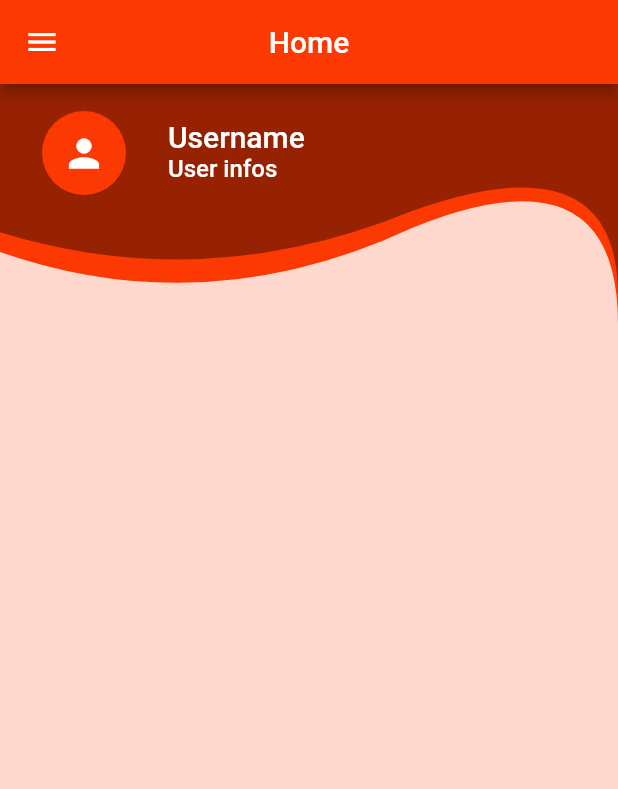
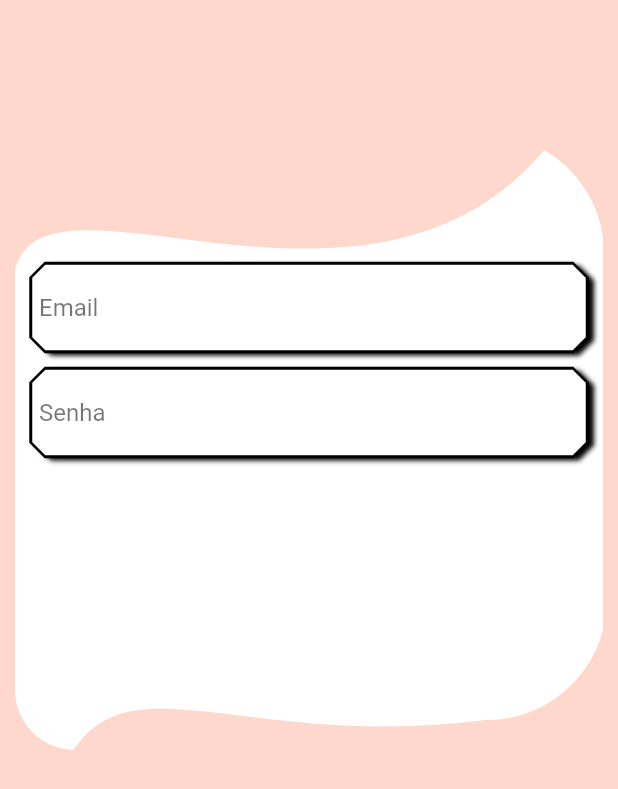
Before and after one commit to afmireski/FlutterStylesApp, a Flutter app: the screen it shows after launch, on a phone screen of 412 x 824 dp. Shown: the top 789 px of the screen. Run offline on Flutter 3.47's test engine with Material 2 defaults, Android fonts, the phone set to English and light mode, and no system bars; our stand-ins replace date_format, flutter_mobx, mask_text_input_formatter, mobx; generated files the repository leaves out were written again.

Commit message:
Implementação da tela de login
- Inicio dos trabalhos na tela de login

```diff
--- /dev/null
+++ b/flutter_styles_app/lib/components/clippers/headerWaveClipper.dart
@@ -0,0 +1,18 @@
+import 'package:flutter/material.dart';
+class HeaderWaveClipper extends CustomClipper<Path> {
+  @override
+  Path getClip(Size size) {
+    Path path = Path();
+    path.lineTo(0, size.height * .7);
+    path.quadraticBezierTo(size.width / 3, size.height, size.width / 1.5, size.height * .6);
+    path.quadraticBezierTo(size.width / 1, size.height * .25, size.width, size.height);
+    path.lineTo(size.width, 0);
+    path.close();
+
+    return path;
+  }
+
+  @override
+  bool shouldReclip(covariant CustomClipper<Path> oldClipper) => false;
+
+}
--- /dev/null
+++ b/flutter_styles_app/lib/components/clippers/logClipper.dart
@@ -0,0 +1,39 @@
+import 'package:flutter/material.dart';
+
+class LogClipper extends CustomClipper<Path> {
+  @override
+  Path getClip(Size size) {
+    Path path = new Path();
+
+    ///TOP
+    path.moveTo(size.width * 0.9, 0);
+    path.cubicTo(
+        size.width * 0.6, size.height * 0.35,
+        size.width * 0.05, 0,
+        0, size.height * 0.2);
+    path.lineTo(0, size.height * 0.2);
+
+    ///LEFT
+    path.lineTo(0, size.height * 0.9);
+
+    ///BOTTOM
+    path.arcToPoint(Offset(size.width * 0.1, size.height), radius: Radius.circular(size.height * 0.1), clockwise: false);
+    path.cubicTo(
+        size.width * 0.2, size.height * 0.85,
+        size.width * 0.4, size.height,
+        size.width * 0.8, size.height * 0.95);
+    path.lineTo(size.width * 0.8, size.height * 0.95);
+    path.arcToPoint(Offset(size.width, size.height * 0.8), radius: Radius.circular(size.height * 0.2), clockwise: false);
+
+    ///RIGHT
+    path.lineTo(size.width, size.height * 0.2);
+    path.arcToPoint(Offset(size.width * 0.9, 0), radius: Radius.circular(size.height * 0.2), clockwise: false);
+    path.close();
+
+    return path;
+  }
+
+  @override
+  bool shouldReclip(covariant CustomClipper<Path> oldClipper) => true;
+
+}
--- a/flutter_styles_app/lib/components/waveHeader.dart
+++ b/flutter_styles_app/lib/components/waveHeader.dart
@@ -1,4 +1,5 @@
 import 'package:flutter/material.dart';
+import 'package:flutter_styles_app/components/clippers/headerWaveClipper.dart';
 
 class WaveHeader extends StatelessWidget {
 
@@ -36,21 +37,3 @@ class WaveHeader extends StatelessWidget {
     );
   }
 }
-
-class HeaderWaveClipper extends CustomClipper<Path> {
-  @override
-  Path getClip(Size size) {
-    Path path = Path();
-    path.lineTo(0, size.height * .7);
-    path.quadraticBezierTo(size.width / 3, size.height, size.width / 1.5, size.height * .6);
-    path.quadraticBezierTo(size.width / 1, size.height * .25, size.width, size.height);
-    path.lineTo(size.width, 0);
-    path.close();
-
-    return path;
-  }
-
-  @override
-  bool shouldReclip(covariant CustomClipper<Path> oldClipper) => false;
-
-}
--- /dev/null
+++ b/flutter_styles_app/lib/flutterStylesApp/auth/login.dart
@@ -0,0 +1,38 @@
+import 'package:flutter/material.dart';
+import 'package:flutter_styles_app/components/clippers/logClipper.dart';
+import 'package:flutter_styles_app/components/inputFields/beveledRectangleTextField.dart';
+
+class Login extends StatelessWidget {
+  @override
+  Widget build(BuildContext context) {
+    return Scaffold(
+      body: SafeArea(
+        child: Container(
+          child: ListView(
+            padding: EdgeInsets.symmetric(horizontal: 10.0),
+            physics: BouncingScrollPhysics(),
+            children: [
+              SizedBox(height: 100.0,),
+              ClipPath(
+                clipper: LogClipper(),
+                child: Container(
+                  padding: EdgeInsets.symmetric(horizontal: 10.0, vertical: 75.0),
+                  color: Colors.white,
+                  height: 400,
+                  child: Column(
+                    crossAxisAlignment: CrossAxisAlignment.center,
+                    children: [
+                      BeveledRectangleTextField(label: 'Email'),
+                      SizedBox(height: 10.0,),
+                      BeveledRectangleTextField(label: 'Senha'),
+                    ],
+                  ),
+                ),
+              )
+            ],
+          ),
+        ),
+      ),
+    );
+  }
+}
--- a/flutter_styles_app/lib/main.dart
+++ b/flutter_styles_app/lib/main.dart
@@ -1,4 +1,5 @@
 import 'package:flutter/material.dart';
+import 'package:flutter_styles_app/flutterStylesApp/auth/login.dart';
 import 'package:flutter_styles_app/flutterStylesApp/home.dart';
 import 'package:flutter_styles_app/functions/appRotationController.dart';
 
@@ -88,7 +89,7 @@ class MyApp extends StatelessWidget {
           ),
         ),
       ),
-      home: Home(),
+      home: Login(),
     );
   }
 }
```
